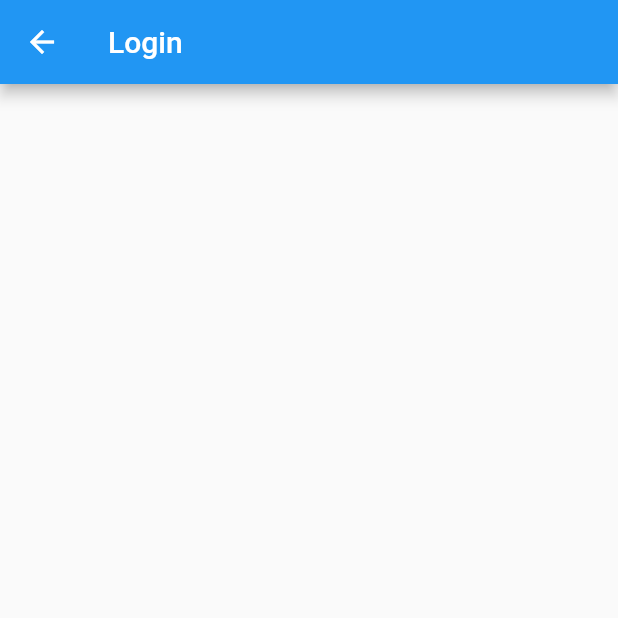
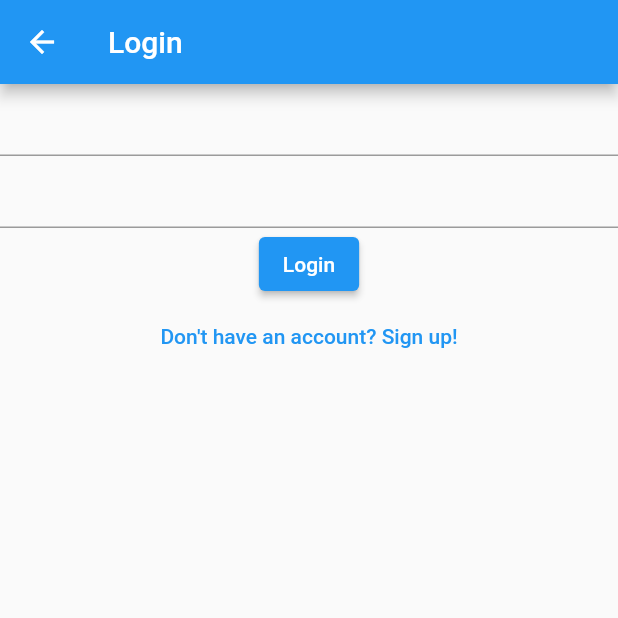
Before and after one commit to Xsidelight/x_exchange, a Flutter app: the LoginScreen screen opened directly, on a phone screen of 412 x 824 dp, the top half of it. Run offline on Flutter 3.47's test engine with Material 2 defaults, Android fonts, the phone set to English and light mode, and no system bars; our stand-ins replace flutter_bloc, freezed_annotation, go_router; generated files the repository leaves out were written again.

Commit message:
Created screens, user class, adjusted initial logic

```diff
--- a/lib/core/app_router.dart
+++ b/lib/core/app_router.dart
@@ -1,19 +1,32 @@
+import 'package:flutter_bloc/flutter_bloc.dart';
 import 'package:go_router/go_router.dart';
-import 'package:x_exchange/presentation/screens/home_screen/home_screen.dart';
+import 'package:x_exchange/core/route_paths.dart';
+
+import '../logic/auth/auth_cubit.dart';
+import '../logic/auth/auth_state.dart';
+import '../presentation/screens/screens.dart';
 
 class AppRouter {
-  final GoRouter goRouter = GoRouter(routes: [
+  final GoRouter goRouter = GoRouter(
+    routes: [
       GoRoute(
-      path: '/',
-      builder: (context, state) => const HomeScreen(),
+        path: RoutePaths.homeScreen,
+        builder: (context, _) => BlocBuilder<AuthCubit, AuthState>(
+          builder: (context, state) => state.when(
+            initial: () => LoginScreen(),
+            authSuccessful: () => const HomeScreen(),
+            authFailed: () => LoginScreen(),
+          ),
+        ),
       ),
       GoRoute(
-      path: '/login-screen',
-      builder: (context, state) => const HomeScreen(),
+        path: RoutePaths.loginScreen,
+        builder: (context, state) => LoginScreen(),
       ),
       GoRoute(
-      path: '/registration-screen',
-      builder: (context, state) => const HomeScreen(),
+        path: RoutePaths.registrationScreen,
+        builder: (context, state) => RegistrationScreen(),
       ),
-  ]);
+    ],
+  );
 }
--- /dev/null
+++ b/lib/core/route_paths.dart
@@ -0,0 +1,5 @@
+class RoutePaths {
+  static const homeScreen = '/';
+  static const loginScreen = '/login-screen';
+  static const registrationScreen = '/registration-screen';
+}
--- /dev/null
+++ b/lib/logic/auth/auth_cubit.dart
@@ -0,0 +1,17 @@
+import 'package:flutter_bloc/flutter_bloc.dart';
+
+import 'auth_state.dart';
+
+class AuthCubit extends Cubit<AuthState> {
+  AuthCubit() : super(const AuthState.initial());
+
+  void login() {
+    emit(const AuthState.authSuccessful());
+  }
+
+  void registration(String userName, String userEmail, String userPassword) {
+
+  }
+
+  void autoLogin() {}
+}
--- /dev/null
+++ b/lib/logic/auth/auth_state.dart
@@ -0,0 +1,10 @@
+import 'package:freezed_annotation/freezed_annotation.dart';
+
+part 'auth_state.freezed.dart';
+
+@freezed
+class AuthState with _$AuthState {
+  const factory AuthState.initial() = Initial;
+  const factory AuthState.authSuccessful() = AuthSuccessful;
+  const factory AuthState.authFailed() = AuthFailed;
+}
--- a/lib/presentation/screens/login_screen/login_screen.dart
+++ b/lib/presentation/screens/login_screen/login_screen.dart
@@ -1,17 +1,36 @@
 import 'package:flutter/material.dart';
-import 'package:flutter/src/foundation/key.dart';
-import 'package:flutter/src/widgets/framework.dart';
+import 'package:flutter_bloc/flutter_bloc.dart';
+import 'package:go_router/go_router.dart';
+import 'package:x_exchange/core/route_paths.dart';
+import 'package:x_exchange/logic/auth/auth_cubit.dart';
 
 class LoginScreen extends StatelessWidget {
-  const LoginScreen({Key? key}) : super(key: key);
+  LoginScreen({Key? key}) : super(key: key);
 
+  final _formKey = GlobalKey<FormState>();
   @override
   Widget build(BuildContext context) {
     return Scaffold(
       appBar: AppBar(
         title: const Text('Login'),
       ),
-      body: Container(),
+      body: Form(
+        key: _formKey,
+        child: Column(
+          children: [
+            TextFormField(),
+            TextFormField(),
+            ElevatedButton(
+              onPressed: () => context.read<AuthCubit>().login(),
+              child: const Text('Login'),
+            ),
+            TextButton(
+              onPressed: () => context.push(RoutePaths.registrationScreen),
+              child: const Text('Don\'t have an account? Sign up!'),
+            ),
+          ],
+        ),
+      ),
     );
   }
 }
--- /dev/null
+++ b/lib/presentation/screens/screens.dart
@@ -0,0 +1,3 @@
+export 'home_screen/home_screen.dart';
+export 'login_screen/login_screen.dart';
+export 'registration_screen/registration_screen.dart';
--- a/pubspec.yaml
+++ b/pubspec.yaml
@@ -19,6 +19,7 @@ dependencies:
   dio: ^4.0.6
   hive: ^2.2.2
   go_router: ^4.0.0
+  freezed_annotation: ^2.0.3
 
 dev_dependencies:
   flutter_test:
```
Also changed, not shown: lib/app/app.dart (+13 -4 lines), lib/data/models/user.dart (added, +13 -0 lines), lib/presentation/screens/registration_screen/registration_screen.dart (+49 -5 lines), pubspec.lock, 1 other file. Lines whose indentation alone changed are shown as unchanged.
